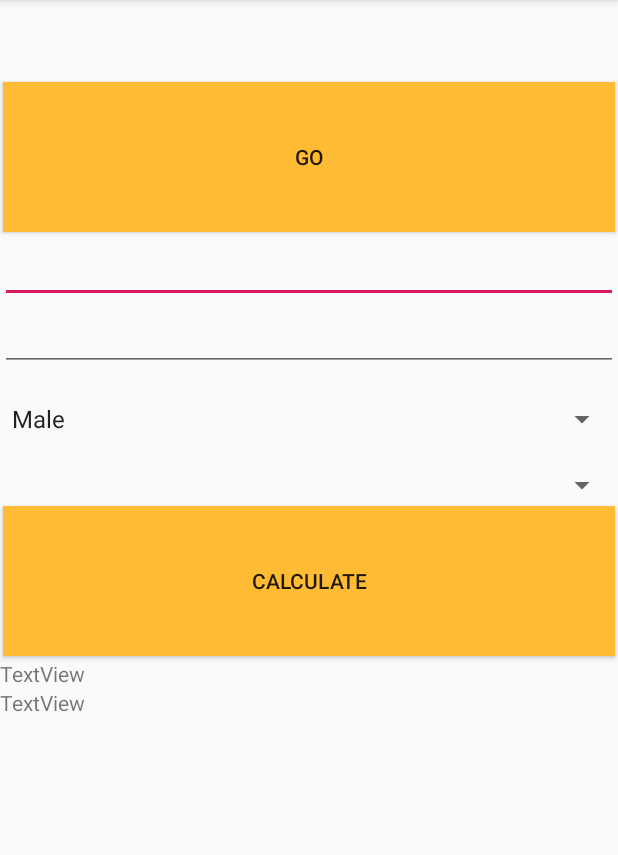
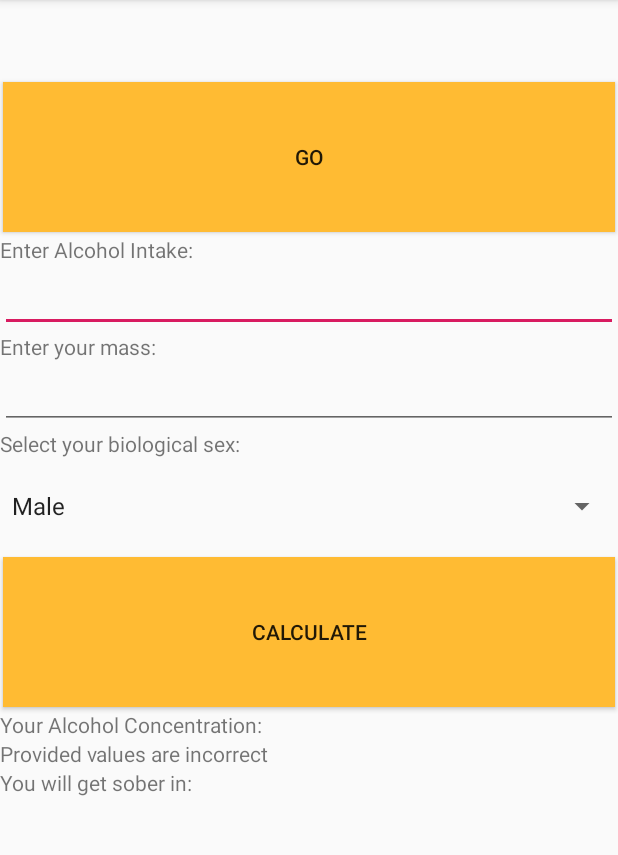
Before and after one commit to DrunkOrNot/DrunkOrNot, an Android app: the screen it shows after launch (MainActivity), after a tap on "CALCULATE", on a phone screen of 412 x 824 dp, the part 84-939 px from its top. Run offline under Robolectric (Android 15) with nearby library versions, the phone set to English and light mode, and no system bars; our stand-ins replace Firebase (no records; nobody signed in at launch, a user with empty details on screens opened directly).

Commit message:
Fixed crash. Sobering Up Time calculation. Main Activity Tweaks

```diff
--- a/app/src/main/java/com/zacharadamian/drunkornot/MainActivity.java
+++ b/app/src/main/java/com/zacharadamian/drunkornot/MainActivity.java
@@ -28,6 +28,7 @@ public class MainActivity extends AppCompatActivity {
     EditText txtEthanolIntake;
     Button btnCalculate;
     TextView txtBACResult;
+    TextView txtSoberUpResult;
 
     ArrayAdapter<CharSequence> adapter;
     public void initView() {
@@ -37,6 +38,8 @@ public class MainActivity extends AppCompatActivity {
         txtMass = findViewById(R.id.editTextMass);
         txtEthanolIntake = findViewById(R.id.editTextEthanolIntake);
         btnCalculate = findViewById(R.id.btnCalculate);
+        txtBACResult = findViewById(R.id.txtBACResult);
+        txtSoberUpResult = findViewById(R.id.txtSoberingUpTimeResult);
     }
     @Override
     protected void onCreate(Bundle savedInstanceState) {
@@ -88,8 +91,21 @@ public class MainActivity extends AppCompatActivity {
             @Override
             public void onClick(View v) {
                 Sex sex = spSex.getSelectedItem().equals("Male") ? Sex.Male : Sex.Female;
-                Body body = new Body(sex, Integer.valueOf(txtMass.getText().toString()));
-                txtBACResult.setText(String.valueOf(body.CalculateBAC(Integer.valueOf(txtEthanolIntake.getText().toString()), 1))); //hardcoded drinkingSpan WIP
+
+                //Huge trycatch WIP
+                try {
+                    Body body = new Body(sex, Integer.valueOf(txtMass.getText().toString()));
+                    txtBACResult.setText(String.valueOf(Calculations.CalculateBAC(body,
+                            Integer.valueOf(txtEthanolIntake.getText().toString()), 1))); //hardcoded drinkingSpan WIP
+
+//                     WIP
+//                    txtSoberUpResult.setText("You will get sober in: " + "blah");
+//                    Calculations.CalculateMinSoberingUpTime(body, Integer.valueOf(txtEthanolIntake.getText().toString()));
+//                    Calculations.CalculateMaxSoberingUpTime(body, Integer.valueOf(txtEthanolIntake.getText().toString()));
+                }
+                catch (NumberFormatException e) {
+                    txtBACResult.setText("Provided values are incorrect");
+                }
             }
         });
     }
--- a/app/src/main/res/layout/activity_main.xml
+++ b/app/src/main/res/layout/activity_main.xml
@@ -32,12 +32,26 @@
             android:minWidth="250dp"
             android:text="GO" />
 
+        <TextView
+            android:id="@+id/textAlcoholDescription"
+            android:layout_width="match_parent"
+            android:layout_height="wrap_content"
+            android:text="Enter Alcohol Intake:"
+            tools:text="Enter Alcohol Intake:" />
+
         <EditText
             android:id="@+id/editTextEthanolIntake"
             android:layout_width="match_parent"
             android:layout_height="wrap_content"
             android:ems="10"
             android:inputType="number" />
+
+        <TextView
+            android:id="@+id/textMassDescription"
+            android:layout_width="match_parent"
+            android:layout_height="wrap_content"
+            android:text="Enter your mass:"
+            tools:text="Enter your mass:" />
 
         <EditText
             android:id="@+id/editTextMass"
@@ -46,13 +60,15 @@
             android:ems="10"
             android:inputType="number" />
 
+        <TextView
+            android:id="@+id/textSexDescription"
+            android:layout_width="match_parent"
+            android:layout_height="wrap_content"
+            android:text="Select your biological sex:"
+            tools:text="Select your biological sex:" />
+
         <Spinner
             android:id="@+id/spSex"
-            android:layout_width="match_parent"
-            android:layout_height="wrap_content" />
-
-        <Spinner
-            android:id="@+id/spinner"
             android:layout_width="match_parent"
             android:layout_height="wrap_content" />
 
@@ -70,13 +86,24 @@
             android:id="@+id/textBACDescription"
             android:layout_width="match_parent"
             android:layout_height="wrap_content"
-            android:text="TextView"
-            tools:text="Alcohol Concentration" />
+            android:text="Your Alcohol Concentration:"
+            tools:text="Your Alcohol Concentration:" />
 
         <TextView
             android:id="@+id/txtBACResult"
             android:layout_width="match_parent"
+            android:layout_height="wrap_content" />
+
+        <TextView
+            android:id="@+id/textSoberUpTimeDescription"
+            android:layout_width="match_parent"
             android:layout_height="wrap_content"
-            android:text="TextView" />
+            android:text="You will get sober in:"
+            tools:text="You will get sober in:" />
+
+        <TextView
+            android:id="@+id/txtSoberingUpTimeResult"
+            android:layout_width="match_parent"
+            android:layout_height="wrap_content" />
     </LinearLayout>
 </androidx.constraintlayout.widget.ConstraintLayout>
```
Also changed, not shown: app/src/main/java/com/zacharadamian/drunkornot/Body.java (+2 -10 lines), app/src/main/java/com/zacharadamian/drunkornot/Calculations.java (added, +19 -0 lines).
